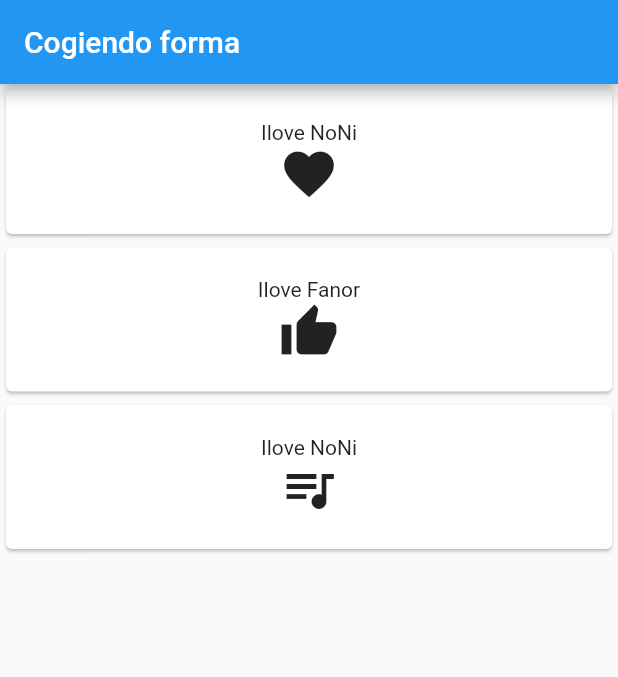
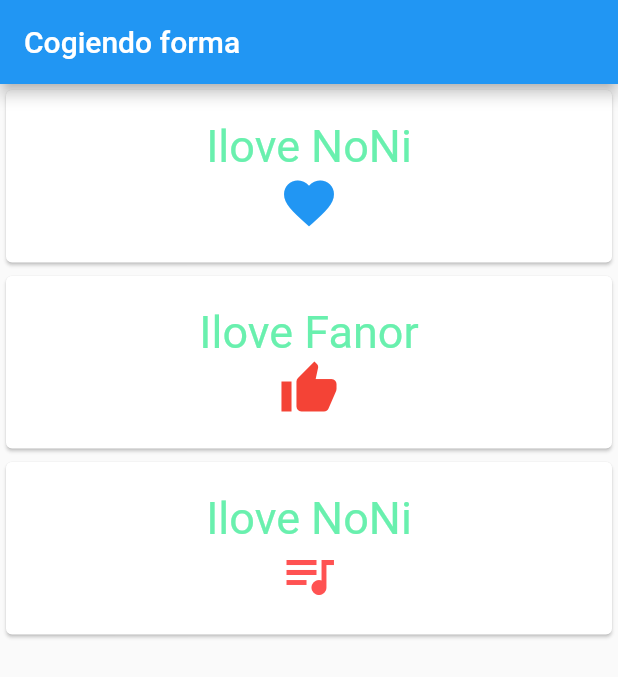
Before and after one commit to fanorflores/flutter_app_hw, a Flutter app: the screen it shows after launch, on a phone screen of 412 x 824 dp. Shown: the top 677 px of the screen. Run offline on Flutter 3.47's test engine with Material 2 defaults, Android fonts, the phone set to English and light mode, and no system bars.

Commit message:
Statless wow Final

```diff
--- a/lib/main.dart
+++ b/lib/main.dart
@@ -12,6 +12,7 @@ void main()
 
 class MyApp extends StatelessWidget {
   final double iconSize=40.0;
+  final TextStyle textStyle= new  TextStyle(color: Colors.greenAccent,fontSize: 30.0,fontFamily: "Roboto");
   @override
   Widget build(BuildContext context) {
     return new Scaffold(
@@ -24,14 +25,14 @@ class MyApp extends StatelessWidget {
             crossAxisAlignment: CrossAxisAlignment.stretch,
             children: <Widget>[
              new MyCard(
-               title: new Text("Ilove NoNi"),
-             icon: new Icon(Icons.favorite, size:iconSize),),
+               title: new Text("Ilove NoNi",style:  textStyle,),
+             icon: new Icon(Icons.favorite, size:iconSize, color: Colors.blue ,),),
               new MyCard(
-                title: new Text("Ilove Fanor"),
-                icon: new Icon(Icons.thumb_up, size:iconSize),),
+                title: new Text("Ilove Fanor",style:  textStyle),
+                icon: new Icon(Icons.thumb_up, size:iconSize, color: Colors.red ,),),
               new MyCard(
-                title: new Text("Ilove NoNi"),
-                icon: new Icon(Icons.queue_music, size:iconSize),),
+                title: new Text("Ilove NoNi",style:  textStyle),
+                icon: new Icon(Icons.queue_music, size:iconSize, color: Colors.redAccent ,),),
             ],
           ),
         )
```
